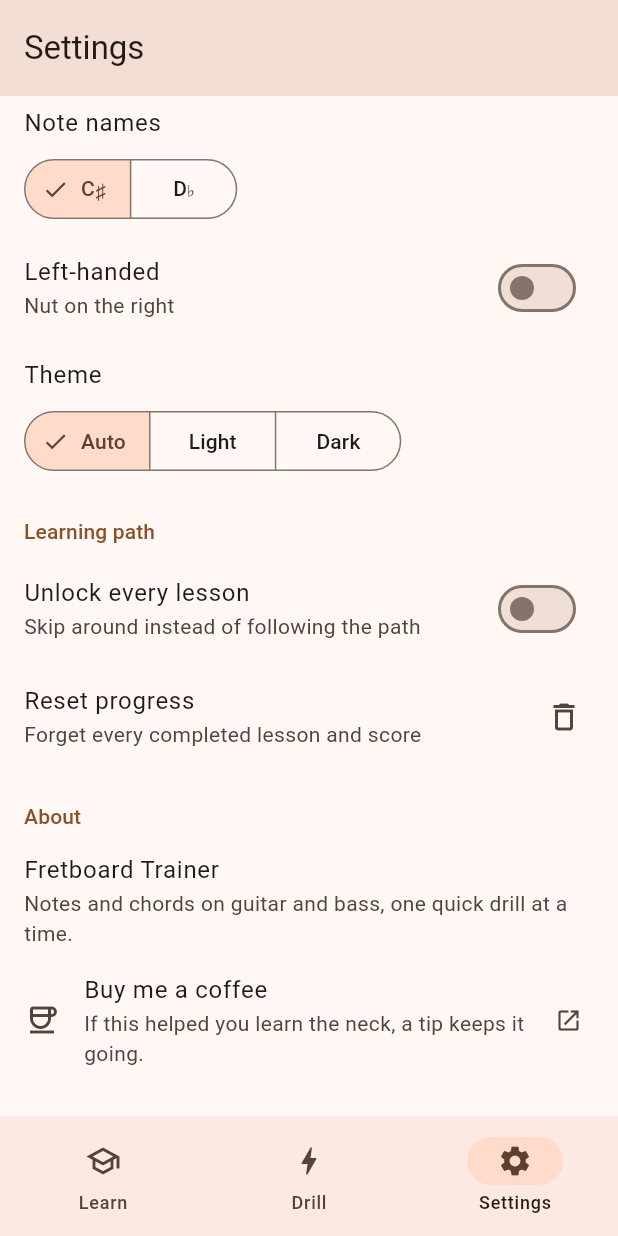
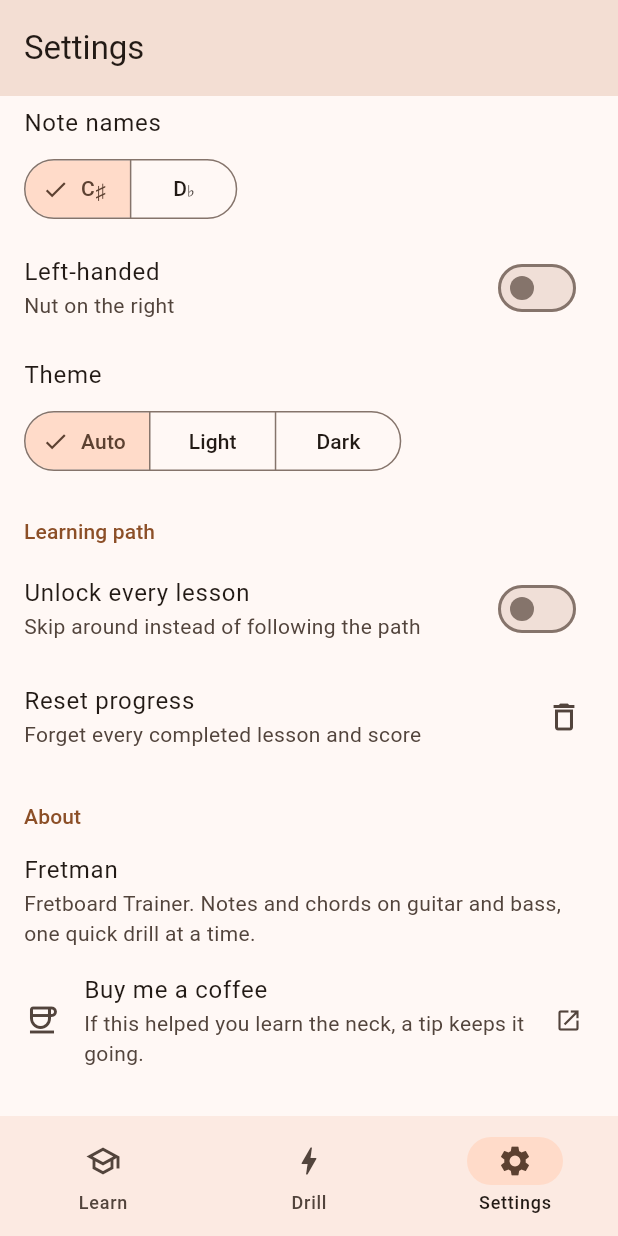
Before and after one commit to drlholloway/fretboardtrainer, a Flutter app: the screen it shows after launch, item 3 of the bottom bar chosen, scrolled down 682 dp, on a phone screen of 412 x 824 dp. Run offline on Flutter 3.47's test engine with Material 3 defaults, Android fonts, the phone set to English and light mode, and no system bars; our stand-ins replace flutter_riverpod, go_router, shared_preferences.

Commit message:
Name the app Fretman (subtitle: Fretboard Trainer)
Display name on iOS, Android and macOS, the MaterialApp title, the
About tile, docs, issue forms and the release name. Internal
identifiers (Dart package, bundle id, release file names) unchanged.

Co-Authored-By: Claude Fable 5.1 <noreply@anthropic.com>
Claude-Session: https://claude.ai/code/session_01HVi1ipDRckv8DYLY25SsTG

```diff
--- a/apps/fretboard_trainer/lib/features/settings/settings_screen.dart
+++ b/apps/fretboard_trainer/lib/features/settings/settings_screen.dart
@@ -168,9 +168,10 @@ class SettingsScreen extends ConsumerWidget {
             ),
             section('About'),
             const ListTile(
-              title: Text('Fretboard Trainer'),
+              title: Text('Fretman'),
               subtitle: Text(
-                'Notes and chords on guitar and bass, one quick drill at a time.',
+                'Fretboard Trainer. Notes and chords on guitar and bass, '
+                'one quick drill at a time.',
               ),
             ),
             ListTile(
--- a/apps/fretboard_trainer/lib/main.dart
+++ b/apps/fretboard_trainer/lib/main.dart
@@ -25,7 +25,7 @@ class _FretboardTrainerAppState extends ConsumerState<FretboardTrainerApp> {
   Widget build(BuildContext context) {
     final mode = ref.watch(settingsProvider.select((s) => s.themeMode));
     return MaterialApp.router(
-      title: 'Fretboard Trainer',
+      title: 'Fretman',
       debugShowCheckedModeBanner: false,
       theme: buildTheme(Brightness.light),
       darkTheme: buildTheme(Brightness.dark),
--- a/apps/fretboard_trainer/pubspec.yaml
+++ b/apps/fretboard_trainer/pubspec.yaml
@@ -1,5 +1,5 @@
 name: fretboard_trainer
-description: "Fretboard Trainer. Learn the notes and chords on a guitar or bass fretboard through quick drills and a guided walk-through."
+description: "Fretman, a fretboard trainer. Learn the notes and chords on a guitar or bass fretboard through quick drills and a guided walk-through."
 publish_to: 'none'
 resolution: workspace
 version: 0.1.0+1
```
Also changed, not shown: 13 other files.
